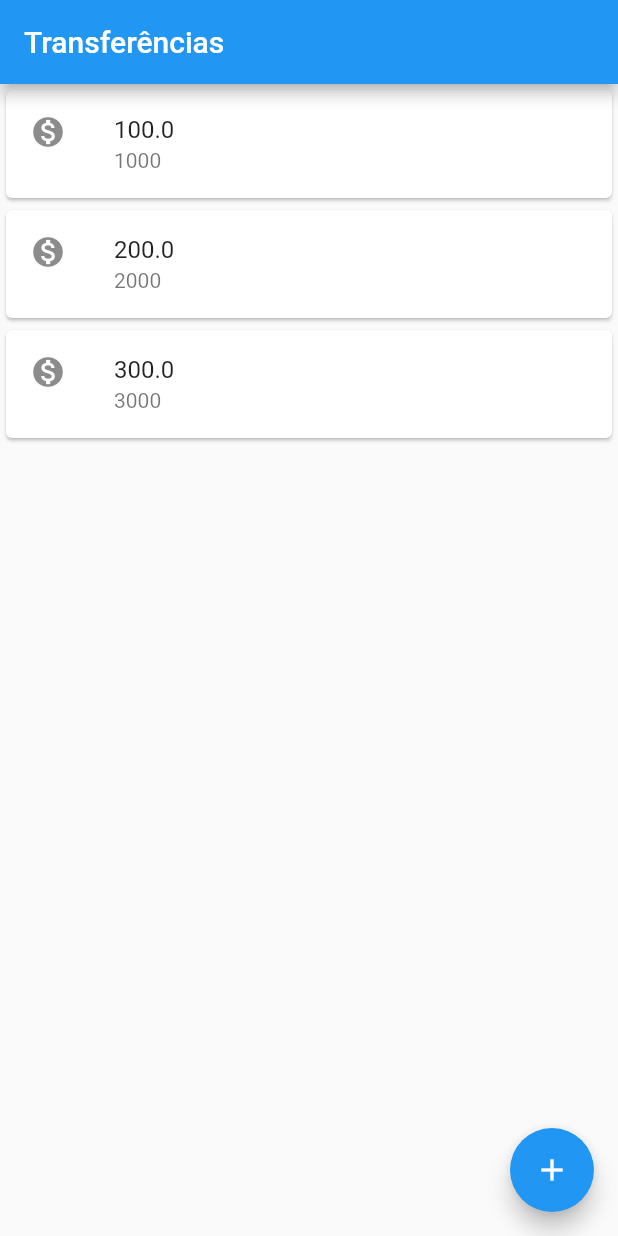
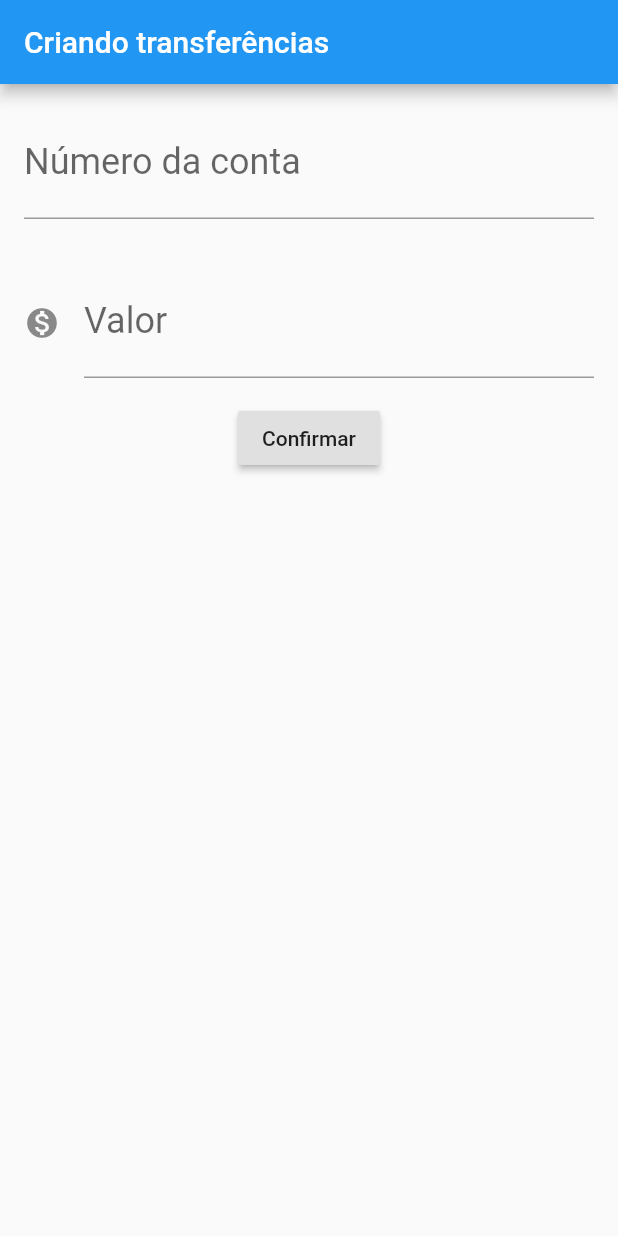
Before and after one commit to gabrieldarlan/bytebank_flutter_modulo_01_casa, a Flutter app: the screen it shows after launch, on a phone screen of 412 x 824 dp. Run offline on Flutter 3.47's test engine with Material 2 defaults, Android fonts, the phone set to English and light mode, and no system bars.

Commit message:
aula 03 - 03 montando layout do formulario

```diff
--- a/lib/main.dart
+++ b/lib/main.dart
@@ -1,30 +1,83 @@
 import 'package:flutter/material.dart';
 
-void main() => runApp(
-      MaterialApp(
-        debugShowCheckedModeBanner: false,
-        home: Scaffold(
-          body: ListaTransferencias(),
-          appBar: AppBar(
-            title: Text('Transferências'),
-          ),
-          floatingActionButton: FloatingActionButton(
-            child: Icon(Icons.add),
-            onPressed: () {},
-          ),
-        ),
+void main() => runApp(Bytebank());
+
+class Bytebank extends StatelessWidget {
+  @override
+  Widget build(BuildContext context) {
+    return MaterialApp(
+      debugShowCheckedModeBanner: false,
+      home: Scaffold(
+        body: FormularioTransferencia(),
       ),
     );
+  }
+}
+
+class FormularioTransferencia extends StatelessWidget {
+  @override
+  Widget build(BuildContext context) {
+    return Scaffold(
+      appBar: AppBar(
+        title: Text('Criando transferências'),
+      ),
+      body: Column(
+        children: <Widget>[
+          Padding(
+            padding: const EdgeInsets.all(16.0),
+            child: TextField(
+              style: TextStyle(
+                fontSize: 24.0,
+              ),
+              decoration: InputDecoration(
+                labelText: 'Número da conta',
+                hintText: '0000',
+              ),
+              keyboardType: TextInputType.number,
+            ),
+          ),
+          Padding(
+            padding: const EdgeInsets.all(16.0),
+            child: TextField(
+              style: TextStyle(
+                fontSize: 24.0,
+              ),
+              decoration: InputDecoration(
+                labelText: 'Valor',
+                hintText: '0.00',
+                icon: Icon(Icons.monetization_on),
+              ),
+              keyboardType: TextInputType.number,
+            ),
+          ),
+          RaisedButton(
+            child: Text('Confirmar'),
+            onPressed: () {},
+          )
+        ],
+      ),
+    );
+  }
+}
 
 class ListaTransferencias extends StatelessWidget {
   @override
   Widget build(BuildContext context) {
-    return Column(
-      children: <Widget>[
-        ItemTransferencia(Transferencia(100.0, 1000)),
-        ItemTransferencia(Transferencia(200.0, 2000)),
-        ItemTransferencia(Transferencia(300.0, 3000)),
-      ],
+    return Scaffold(
+      appBar: AppBar(
+        title: Text('Transferências'),
+      ),
+      body: Column(
+        children: <Widget>[
+          ItemTransferencia(Transferencia(100.0, 1000)),
+          ItemTransferencia(Transferencia(200.0, 2000)),
+          ItemTransferencia(Transferencia(300.0, 3000)),
+        ],
+      ),
+      floatingActionButton: FloatingActionButton(
+        child: Icon(Icons.add),
+        onPressed: () {},
+      ),
     );
   }
 }
```
